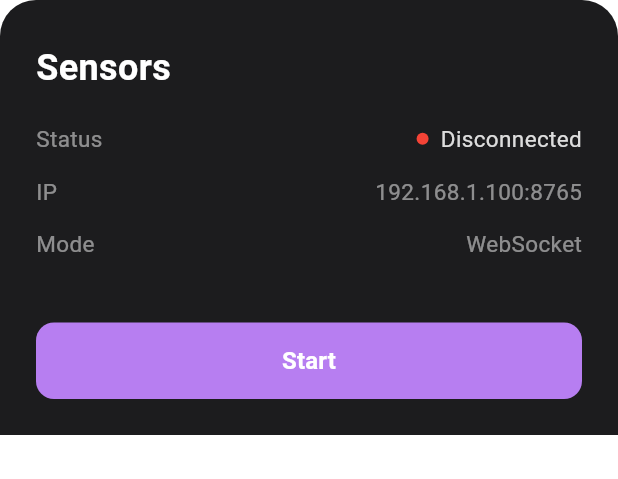
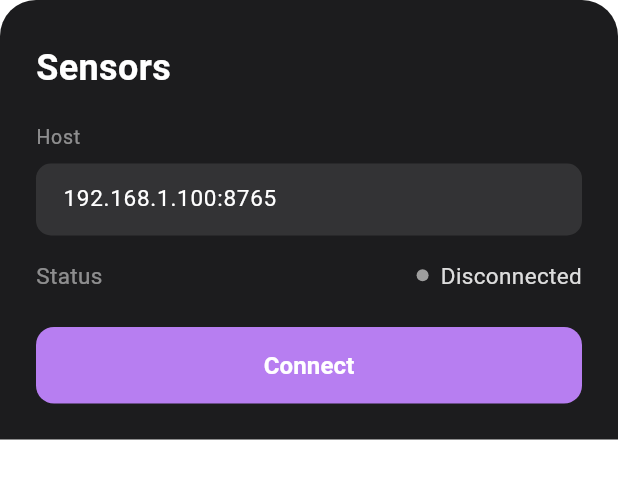
Before and after one commit to Archetoclosi/cv_project, a Flutter app: the SensorSheet widget shown alone on an empty page, opened directly, on a phone screen of 412 x 824 dp. Shown: the top 479 px of the screen. Run offline on Flutter 3.47's test engine with Material 3 defaults, Android fonts, the phone set to English and light mode, and no system bars; our stand-ins replace cloud_firestore, firebase_auth, firebase_core, image_picker, package_info_plus, scrollable_positioned_list and 2 more; accounts and stored records are empty.

Commit message:
feat: rebuild SensorSheet with mode toggle, persisted IP, connection state
Co-Authored-By: Claude Sonnet 4.6 <noreply@anthropic.com>

```diff
--- a/lib/widgets/sensor_sheet.dart
+++ b/lib/widgets/sensor_sheet.dart
@@ -1,5 +1,10 @@
+import 'package:flutter/foundation.dart';
 import 'package:flutter/material.dart';
+import 'package:shared_preferences/shared_preferences.dart';
 import '../main.dart';
+
+const _prefKeyHost = 'sensor_ws_host';
+const _defaultHost = '192.168.1.100:8765';
 
 class SensorSheet extends StatefulWidget {
   const SensorSheet({super.key});
@@ -17,29 +22,68 @@ class SensorSheet extends StatefulWidget {
   State<SensorSheet> createState() => _SensorSheetState();
 }
 
-class _SensorSheetState extends State<SensorSheet> {
+class _SensorSheetState extends State<SensorSheet>
+    with SingleTickerProviderStateMixin {
+  // true = WebSocket, false = debug print (only relevant in debug builds)
+  bool _wsMode = true;
+  late final TextEditingController _hostController;
+  late final AnimationController _pulseController;
+  late final Animation<double> _pulseAnim;
+  bool _prefsLoaded = false;
+
+  @override
+  void initState() {
+    super.initState();
+    _hostController = TextEditingController(text: _defaultHost);
+    _pulseController = AnimationController(
+      vsync: this,
+      duration: const Duration(milliseconds: 700),
+    )..repeat(reverse: true);
+    _pulseAnim = Tween<double>(begin: 0.3, end: 1.0).animate(
+      CurvedAnimation(parent: _pulseController, curve: Curves.easeInOut),
+    );
+    _loadPrefs();
+  }
+
+  Future<void> _loadPrefs() async {
+    final prefs = await SharedPreferences.getInstance();
+    if (!mounted) return;
+    setState(() {
+      _hostController.text = prefs.getString(_prefKeyHost) ?? _defaultHost;
+      _prefsLoaded = true;
+    });
+  }
+
+  Future<void> _saveHost() async {
+    final prefs = await SharedPreferences.getInstance();
+    await prefs.setString(_prefKeyHost, _hostController.text.trim());
+  }
+
+  Future<void> _connect() async {
+    await _saveHost();
+    final url = 'ws://${_hostController.text.trim()}';
+    await sensorLogger.connect(wsUrl: url, hz: 5);
+  }
+
+  void _startDebug() {
+    sensorLogger.startDebug(hz: 5);
+  }
+
+  Future<void> _stop() async {
+    await sensorLogger.stop();
+  }
+
+  @override
+  void dispose() {
+    _hostController.dispose();
+    _pulseController.dispose();
+    super.dispose();
+  }
+
   @override
   Widget build(BuildContext context) {
     final primary = Theme.of(context).primaryColor;
     final bottomPadding = MediaQuery.of(context).padding.bottom;
-    final running = sensorLogger.isRunning;
-    final status = sensorLogger.connectionStatus;
-
-    Color statusColor;
-    String statusText;
-    switch (status) {
-      case 'connected':
-        statusColor = Colors.green;
-        statusText = 'Connected';
-        break;
-      case 'debug':
-        statusColor = Colors.blue;
-        statusText = 'Debug (cable)';
-        break;
-      default:
-        statusColor = Colors.red;
-        statusText = 'Disconnected';
-    }
 
     return Container(
       decoration: const BoxDecoration(
@@ -47,7 +91,11 @@ class _SensorSheetState extends State<SensorSheet> {
         borderRadius: BorderRadius.vertical(top: Radius.circular(24)),
       ),
       padding: EdgeInsets.fromLTRB(24, 28, 24, 24 + bottomPadding),
-      child: Column(
+      child: ValueListenableBuilder<SensorConnectionState>(
+        valueListenable: sensorLogger.connectionState,
+        builder: (context, state, _) {
+          final running = sensorLogger.isRunning;
+          return Column(
             mainAxisSize: MainAxisSize.min,
             crossAxisAlignment: CrossAxisAlignment.start,
             children: [
@@ -61,77 +109,59 @@ class _SensorSheetState extends State<SensorSheet> {
               ),
               const SizedBox(height: 20),
 
-          // Connection status
+              // Mode toggle — debug builds only
+              if (kDebugMode && !running) ...[
+                _SectionLabel('Mode'),
+                const SizedBox(height: 8),
+                _ModeToggle(
+                  wsMode: _wsMode,
+                  onChanged: (v) => setState(() => _wsMode = v),
+                ),
+                const SizedBox(height: 16),
+              ],
+
+              // IP field — only for WebSocket mode and when not running
+              if (_wsMode && !running) ...[
+                _SectionLabel('Host'),
+                const SizedBox(height: 8),
+                _HostField(
+                  controller: _hostController,
+                  enabled: _prefsLoaded,
+                ),
+                const SizedBox(height: 16),
+              ],
+
+              // Status row
               _InfoRow(
                 label: 'Status',
-            child: Row(
-              children: [
-                Container(
-                  width: 8,
-                  height: 8,
-                  decoration: BoxDecoration(
-                    color: statusColor,
-                    shape: BoxShape.circle,
-                  ),
-                ),
-                const SizedBox(width: 8),
-                Text(
-                  statusText,
-                  style: TextStyle(
-                    color: Colors.white.withValues(alpha: 0.85),
-                    fontSize: 15,
-                  ),
-                ),
-              ],
+                child: _StatusIndicator(
+                  state: state,
+                  pulseAnim: _pulseAnim,
+                  wsMode: _wsMode,
                 ),
               ),
 
-          // IP display
-          _InfoRow(
-            label: 'IP',
-            child: Text(
-              '192.168.1.100:8765',
-              style: TextStyle(
-                color: Colors.white.withValues(alpha: 0.5),
-                fontSize: 15,
-              ),
-            ),
-          ),
+              const SizedBox(height: 24),
 
-          // Mode display
-          _InfoRow(
-            label: 'Mode',
-            child: Text(
-              'WebSocket',
-              style: TextStyle(
-                color: Colors.white.withValues(alpha: 0.5),
-                fontSize: 15,
-              ),
-            ),
-          ),
-
-          const SizedBox(height: 28),
-
-          // Start/Stop button
+              // Connect / Disconnect button
               SizedBox(
                 width: double.infinity,
                 child: ElevatedButton(
-              onPressed: () {
-                setState(() {
+                  onPressed: state == SensorConnectionState.connecting
+                      ? null
+                      : () {
                           if (running) {
-                    sensorLogger.stop();
+                            _stop();
+                          } else if (_wsMode) {
+                            _connect();
                           } else {
-                    sensorLogger.start(
-                      hz: 5,
-                      mode: SensorMode.websocket,
-                      wsUrl: 'ws://192.168.1.100:8765',
-                    );
+                            _startDebug();
                           }
-                });
                         },
                   style: ElevatedButton.styleFrom(
                     backgroundColor: running ? Colors.red : primary,
                     foregroundColor: Colors.white,
+                    disabledBackgroundColor: Colors.grey.shade800,
                     padding: const EdgeInsets.symmetric(vertical: 14),
                     shape: RoundedRectangleBorder(
                       borderRadius: BorderRadius.circular(12),
@@ -139,13 +169,142 @@ class _SensorSheetState extends State<SensorSheet> {
                     elevation: 0,
                   ),
                   child: Text(
-                running ? 'Stop' : 'Start',
-                style: const TextStyle(fontWeight: FontWeight.w600, fontSize: 16),
+                    state == SensorConnectionState.connecting
+                        ? 'Connecting…'
+                        : running
+                            ? 'Disconnect'
+                            : 'Connect',
+                    style: const TextStyle(
+                        fontWeight: FontWeight.w600, fontSize: 16),
                   ),
                 ),
               ),
             ],
+          );
+        },
       ),
+    );
+  }
+}
+
+// ── sub-widgets ───────────────────────────────────────────────────────────────
+
+class _SectionLabel extends StatelessWidget {
+  final String text;
+  const _SectionLabel(this.text);
+
+  @override
+  Widget build(BuildContext context) {
+    return Text(
+      text,
+      style: TextStyle(
+        color: Colors.white.withValues(alpha: 0.5),
+        fontSize: 13,
+        letterSpacing: 0.5,
+      ),
+    );
+  }
+}
+
+class _ModeToggle extends StatelessWidget {
+  final bool wsMode;
+  final ValueChanged<bool> onChanged;
+  const _ModeToggle({required this.wsMode, required this.onChanged});
+
+  @override
+  Widget build(BuildContext context) {
+    return SegmentedButton<bool>(
+      segments: const [
+        ButtonSegment(value: false, label: Text('Print (cable)')),
+        ButtonSegment(value: true, label: Text('WebSocket (WiFi)')),
+      ],
+      selected: {wsMode},
+      onSelectionChanged: (s) => onChanged(s.first),
+      style: ButtonStyle(
+        backgroundColor: WidgetStateProperty.resolveWith((states) {
+          if (states.contains(WidgetState.selected)) {
+            return Theme.of(context).primaryColor;
+          }
+          return Colors.white12;
+        }),
+        foregroundColor: WidgetStateProperty.all(Colors.white),
+        side: WidgetStateProperty.all(BorderSide.none),
+      ),
+    );
+  }
+}
+
+class _HostField extends StatelessWidget {
+  final TextEditingController controller;
+  final bool enabled;
+  const _HostField({required this.controller, required this.enabled});
+
+  @override
+  Widget build(BuildContext context) {
+    return TextField(
+      controller: controller,
+      enabled: enabled,
+      keyboardType: TextInputType.url,
+      style: const TextStyle(color: Colors.white, fontSize: 15),
+      decoration: InputDecoration(
+        hintText: _defaultHost,
+        hintStyle: TextStyle(color: Colors.white.withValues(alpha: 0.3)),
+        filled: true,
+        fillColor: Colors.white10,
+        contentPadding:
+            const EdgeInsets.symmetric(horizontal: 14, vertical: 12),
+        border: OutlineInputBorder(
+          borderRadius: BorderRadius.circular(10),
+          borderSide: BorderSide.none,
+        ),
+      ),
+    );
+  }
+}
+
+class _StatusIndicator extends StatelessWidget {
+  final SensorConnectionState state;
+  final Animation<double> pulseAnim;
+  final bool wsMode;
+
+  const _StatusIndicator({
+    required this.state,
+    required this.pulseAnim,
+    required this.wsMode,
+  });
+
+  @override
+  Widget build(BuildContext context) {
+    final (color, label) = switch (state) {
+      SensorConnectionState.connected =>
+        (Colors.green, wsMode ? 'Connected' : 'Debug (cable)'),
+      SensorConnectionState.connecting => (Colors.amber, 'Connecting…'),
+      SensorConnectionState.failed => (Colors.red, 'Failed'),
+      SensorConnectionState.disconnected => (Colors.grey, 'Disconnected'),
+    };
+
+    Widget dot = Container(
+      width: 8,
+      height: 8,
+      decoration: BoxDecoration(color: color, shape: BoxShape.circle),
+    );
+
+    if (state == SensorConnectionState.connecting) {
+      dot = FadeTransition(opacity: pulseAnim, child: dot);
+    }
+
+    return Row(
+      children: [
+        dot,
+        const SizedBox(width: 8),
+        Text(
+          label,
+          style: TextStyle(
+            color: Colors.white.withValues(alpha: 0.85),
+            fontSize: 15,
+          ),
+        ),
+      ],
     );
   }
 }
@@ -153,14 +312,11 @@ class _SensorSheetState extends State<SensorSheet> {
 class _InfoRow extends StatelessWidget {
   final String label;
   final Widget child;
-
   const _InfoRow({required this.label, required this.child});
 
   @override
   Widget build(BuildContext context) {
-    return Padding(
-      padding: const EdgeInsets.only(bottom: 14),
-      child: Row(
+    return Row(
       mainAxisAlignment: MainAxisAlignment.spaceBetween,
       children: [
         Text(
@@ -172,7 +328,6 @@ class _InfoRow extends StatelessWidget {
         ),
         child,
       ],
-      ),
     );
   }
 }
```
Lines whose indentation alone changed are shown as unchanged.
